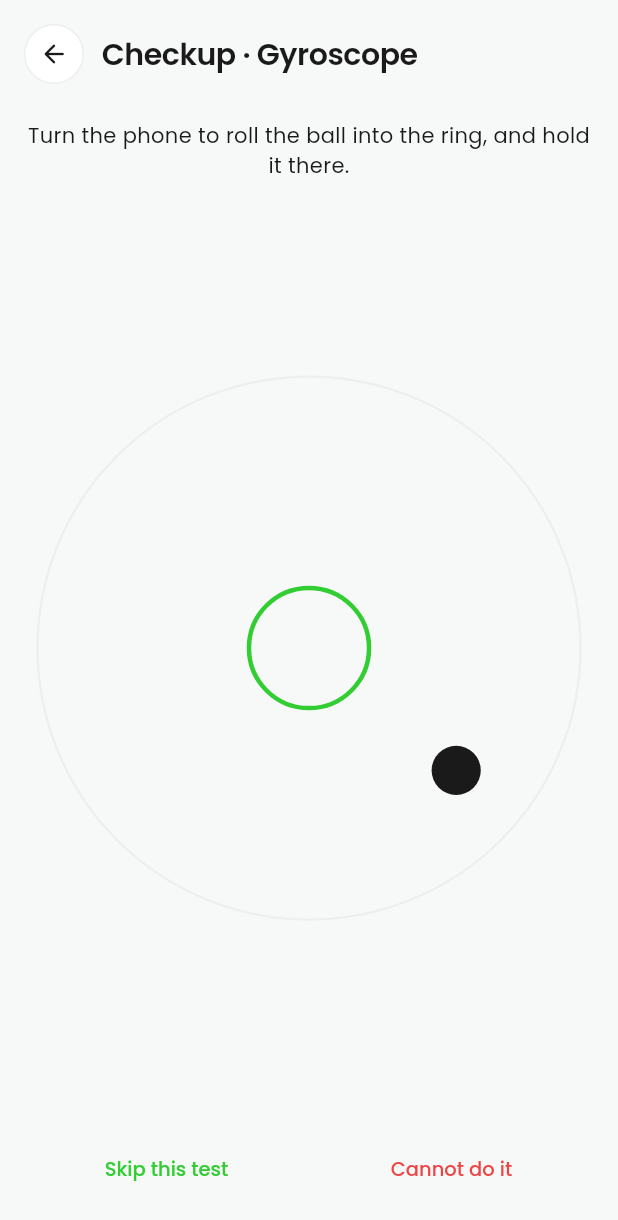
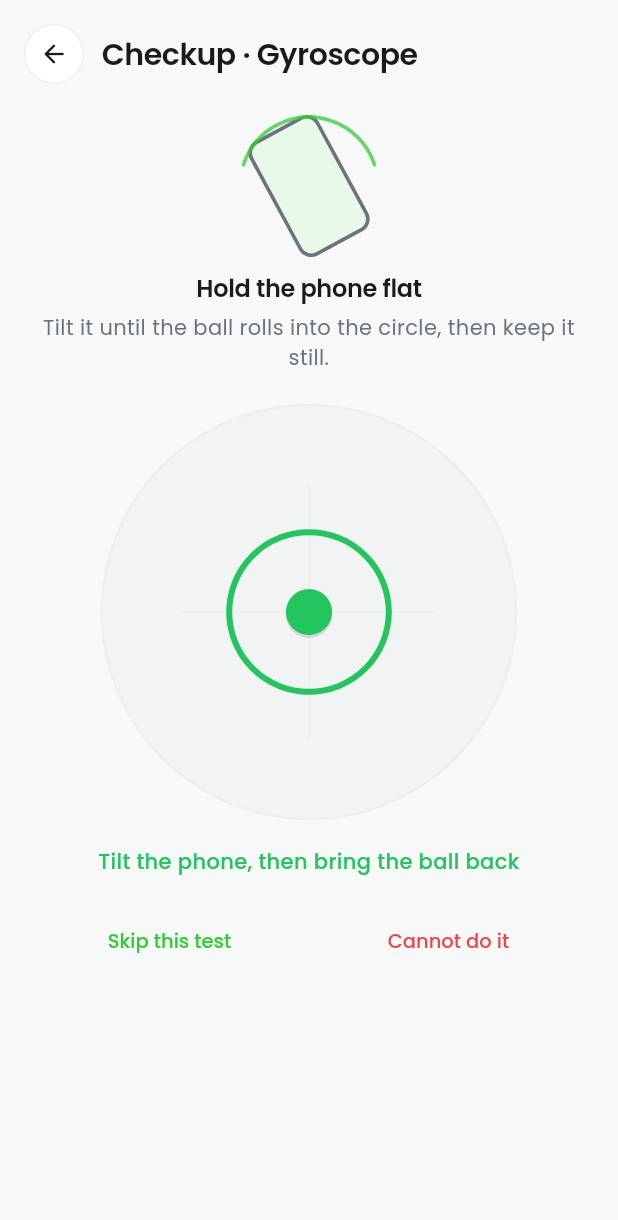
Before and after one commit to Pugazhendii22/french_mobiles, a Flutter app: the GyroscopeTestPage widget shown alone on an empty page, opened directly, on a phone screen of 412 x 824 dp. Shown: the top 1220 px of the screen. Run offline on Flutter 3.47's test engine with Material 3 defaults, Android fonts, the phone set to English and light mode, and no system bars; our stand-ins replace audioplayers, cached_network_image, camera, cloud_firestore, connectivity_plus, firebase_auth and 17 more; missing offline and left inert: camera_platform_interface, proximity_sensor, record, wifi_scan; accounts and stored records are empty; network calls fail.

Commit message:
Rebuild the gyroscope test as a spirit level
"It's not user friendly" was right, and the cause was a decision I made for
the wrong reason. The ball moved by integrating the gyroscope's rotation
rate, which is the purest way to prove that sensor works and a miserable way
to play: nobody's instinct for "get the ball in the hole" is "rotate at a
rate to accelerate it", and an integrated value drifts, so the ball crept and
fought the hand holding it.

It is now a spirit level. The ball follows tilt -- the interaction everyone
already knows from every marble maze -- and the gyroscope is checked
alongside it rather than through it: a phone cannot be tilted without
rotating, so a gyroscope that stayed silent while the ball was being moved is
broken, and says so in those words. Correctness kept, without making the
seller pay for it.

Also: a wordless demo animation, since the picture rather than the sentence
is what reaches somebody who does not read English and every other test in
the flow leads with one; a line that changes as they get closer, so the
screen answers them; a target that fills as it is held; crosshairs, so
"level" reads as a place rather than a guess.

And the auto-pass is closed properly this time. The ball's position starts at
(0,0) because that is what a position is before any reading arrives -- and
(0,0) is the middle of the target, so a phone lying flat, or one with no
sensors, sat in the ring from the first frame and passed itself 900ms later.
The hold now counts only once a reading has arrived AND the ball has been
outside, which costs a real seller nothing and costs a phone on a table the
pass it had not earned.

The test that should have caught it was checking after 300 frames, by which
point a passing page had shown its verdict and popped, leaving nothing to
find -- so it went green on the very bug it was written for. It now asserts
on every frame, and was verified by removing the guard: it fails at frame 56,
where the auto-pass happens.

Co-Authored-By: Claude Opus 5 <noreply@anthropic.com>

```diff
--- a/lib/screens/checkup/gyroscope_test_page.dart
+++ b/lib/screens/checkup/gyroscope_test_page.dart
@@ -2,48 +2,41 @@ import 'dart:async';
 import 'dart:math' as math;
 
 import 'package:flutter/material.dart';
-import 'package:flutter/scheduler.dart';
 import 'package:sensors_plus/sensors_plus.dart';
 
 import '../../models/checkup_result.dart';
 import '../../shared/theme/app_colors.dart';
 import '../../shared/theme/app_text_styles.dart';
+import 'checkup_demo.dart';
 import 'checkup_test_shell.dart';
 
 /// Test 9 — Gyroscope.
 ///
-/// A ball the seller steers into a ring by turning the phone.
+/// A spirit level: tilt the phone flat and the ball settles into the ring.
 ///
-/// The previous version passed the moment it saw any rotation at all, which a
-/// phone picked up off a table produces — so it confirmed almost nothing, and
-/// a partly broken sensor sailed through. This cannot be passed by accident:
-/// reaching the ring needs controlled movement on **both** axes, held steady,
-/// which a sensor that is dead, stuck on one axis, or wildly noisy cannot
-/// deliver.
+/// This went through two worse designs. The first passed on any rotation at
+/// all, which picking the phone up off a table produces. The second moved the
+/// ball by *integrating* the gyroscope's rotation rate — technically the purest
+/// way to prove that sensor works, and horrible to use: nobody's instinct for
+/// "get the ball in the hole" is "rotate at a rate to accelerate it", and an
+/// integrated value drifts, so the ball crept and fought the hand holding it.
 ///
-/// The ball is driven by the gyroscope itself rather than by tilt. That
-/// distinction matters: tilt comes from the accelerometer, so a tilt-driven
-/// game would happily pass a handset whose gyroscope is broken. Here, no
-/// gyroscope means no movement, and no movement means no pass.
-/// How close to the centre counts as being in the ring, 0 to 1.
+/// So the ball follows **tilt**, which is the interaction everybody already
+/// knows from every marble maze ever made, and the gyroscope is checked
+/// alongside it rather than through it: a phone cannot be tilted without
+/// rotating, so a gyroscope that stayed silent while the ball was being moved
+/// is broken. See [_gyroSilentWhileMoving], which is what stops a dead
+/// gyroscope being passed by a game it took no part in.
+
+/// How close to the middle counts as in the ring, 0 to 1.
+const double kGyroRingRadius = 0.2;
+
+/// Tilt, in m/s² across an axis, that puts the ball at the rim.
 ///
-/// Shared by the physics and the painter so the hit test and the drawn target
-/// can never disagree — a ring you are inside but which does not look like it
-/// is the kind of thing people give up on.
-const double kGyroRingRadius = 0.18;
-
-/// Where the ball starts: a random direction, out near the edge.
-///
-/// Extracted so it can be asserted directly. The first version of this test
-/// spawned the ball at the centre of the target and passed itself a second
-/// later without the phone being touched, and a timing-based test does not
-/// reliably catch that — a single large pump skips the physics entirely.
-@visibleForTesting
-({double x, double y}) initialBallPosition([math.Random? random]) {
-  final angle = (random ?? math.Random()).nextDouble() * 2 * math.pi;
-  const distance = 0.78;
-  return (x: math.cos(angle) * distance, y: math.sin(angle) * distance);
-}
+/// About 40° — a natural reading angle — so simply holding the phone the way
+/// people hold phones leaves the ball well outside the ring, and levelling it
+/// is a deliberate act rather than something that happens by accident.
+const double _tiltRange = 6.3;
 
 class GyroscopeTestPage extends StatefulWidget {
   const GyroscopeTestPage({super.key});
@@ -52,162 +45,196 @@ class GyroscopeTestPage extends StatefulWidget {
   State<GyroscopeTestPage> createState() => _GyroscopeTestPageState();
 }
 
-class _GyroscopeTestPageState extends State<GyroscopeTestPage>
-    with SingleTickerProviderStateMixin {
-  /// How long the ball must stay inside the ring.
+class _GyroscopeTestPageState extends State<GyroscopeTestPage> {
+  /// How long the ball has to stay in the ring.
+  static const _holdFor = Duration(milliseconds: 900);
+
+  /// How much of each new reading to take, 0 to 1.
   ///
-  /// Long enough that passing through by chance does not count, short enough
-  /// not to be a test of patience while somebody stands in a shop.
-  static const _holdFor = Duration(milliseconds: 1200);
+  /// Accelerometers are noisy and an unsmoothed ball jitters too much to aim.
+  /// Low enough to be steady, high enough not to lag behind the hand.
+  static const _smoothing = 0.18;
 
-  /// Radians of rotation to cross the play area, roughly a quarter turn.
-  static const _travel = 1.6;
+  /// Rotation, rad/s, above which the gyroscope counts as reporting.
+  static const _gyroFloor = 0.12;
 
-  /// Rotation slower than this is treated as noise, in rad/s.
-  ///
-  /// Every gyroscope reports a small non-zero rate when perfectly still, and
-  /// integrating that bias makes the ball creep on its own. A deadzone is the
-  /// right tool for it — the obvious alternative, decaying the *position*
-  /// toward zero, quietly pulls the ball into the target and hands out a pass
-  /// to a phone sitting on a table.
-  static const _noiseFloor = 0.04;
+  StreamSubscription<AccelerometerEvent>? _tilt;
+  StreamSubscription<GyroscopeEvent>? _gyro;
+  Timer? _clock;
+  Timer? _silence;
 
-  StreamSubscription<GyroscopeEvent>? _subscription;
-  Ticker? _ticker;
-  Duration _lastTick = Duration.zero;
-
-  /// Current rotation rate, rad/s, straight from the sensor.
-  double _rateX = 0;
-  double _rateY = 0;
-
-  /// Ball position, -1 to 1 on each axis, 0 being the centre of the ring.
-  ///
-  /// Never starts at the centre. It did once, which meant the ball spawned
-  /// already inside the target and the test passed itself a second later
-  /// without anyone touching the phone — the thing it exists to prove never
-  /// happened.
+  /// Ball position, -1 to 1 on each axis, 0 being the middle of the ring.
   double _x = 0;
   double _y = 0;
+  double? _lastX;
+  double? _lastY;
 
-  /// How long the ball has been inside the ring.
   Duration _inside = Duration.zero;
 
-  bool _sawAnyReading = false;
+  bool _sawTilt = false;
   bool _sensorMissing = false;
-  Timer? _silenceTimer;
+
+  /// Whether the ball has been seen outside the ring.
+  ///
+  /// The guard that stops this test passing itself, twice over now. The ball
+  /// begins at (0,0) because that is what a position starts as before any
+  /// reading arrives — and (0,0) is the middle of the target. So a phone lying
+  /// flat on a counter, or one with no sensors at all, sat in the ring from the
+  /// first frame and passed 900ms later untouched.
+  ///
+  /// Requiring the ball to have been out first costs a real seller nothing:
+  /// they are holding the phone at a reading angle, so it starts outside
+  /// anyway. It costs a phone on a table the pass it had not earned.
+  bool _hasBeenOutside = false;
+
+  /// Readings taken while the phone was demonstrably being moved, and how many
+  /// of those the gyroscope also noticed.
+  int _movingSamples = 0;
+  int _gyroActiveSamples = 0;
+
   CheckupResult? _result;
-
-  /// Drops the ball somewhere out near the edge, in a random direction.
-  ///
-  /// Random so it cannot be learned as one fixed motion, and out near the edge
-  /// so reaching the ring always takes real steering on both axes.
-  void _placeBall() {
-    final start = initialBallPosition();
-    _x = start.x;
-    _y = start.y;
-  }
 
   @override
   void initState() {
     super.initState();
-    _placeBall();
     _listen();
-    _ticker = Ticker(_onTick)..start();
 
-    // A phone with no gyroscope produces no events and no error either — the
-    // stream simply stays quiet. Without this the page would wait for ever
-    // looking like it was working.
-    _silenceTimer = Timer(const Duration(seconds: 3), () {
-      if (!mounted || _sawAnyReading || _result != null) return;
+    // Neither stream errors on a handset that simply lacks the sensor — they
+    // stay quiet — so silence needs a deadline of its own.
+    _silence = Timer(const Duration(seconds: 4), () {
+      if (!mounted || _sawTilt || _result != null) return;
       setState(() => _sensorMissing = true);
     });
   }
 
   @override
   void dispose() {
-    _silenceTimer?.cancel();
-    _ticker?.dispose();
-    _subscription?.cancel();
+    _silence?.cancel();
+    _clock?.cancel();
+    _tilt?.cancel();
+    _gyro?.cancel();
     super.dispose();
   }
 
   void _listen() {
     try {
-      _subscription = gyroscopeEventStream(
+      _tilt = accelerometerEventStream(
         samplingPeriod: SensorInterval.gameInterval,
-      ).listen(
-        (event) {
-          if (!mounted || _result != null) return;
-          _sawAnyReading = true;
-          // Turning the phone about its X axis moves the ball up and down;
-          // about its Y axis, left and right. Signs chosen so the ball follows
-          // the direction of the turn rather than opposing it.
-          _rateX = event.y;
-          _rateY = event.x;
-        },
-        onError: (Object e) {
-          if (!mounted || _result != null) return;
-          _finish(CheckupStatus.fail, 'The gyroscope reported an error: $e');
-        },
-        cancelOnError: true,
-      );
+      ).listen(_onTilt, onError: (Object e) {
+        _finish(CheckupStatus.fail, 'The motion sensor reported an error: $e');
+      });
+
+      _gyro = gyroscopeEventStream(
+        samplingPeriod: SensorInterval.gameInterval,
+      ).listen((event) {
+        if (math.max(event.x.abs(), event.y.abs()) > _gyroFloor) {
+          _gyroActiveSamples++;
+        }
+      }, onError: (Object _) {
+        // Deliberately not surfaced here. A gyroscope that errors and one that
+        // says nothing are the same outcome, and the verdict below explains it
+        // in words a seller can act on.
+      });
+
+      // The hold runs on its own clock rather than being counted inside sensor
+      // callbacks, whose rate varies by handset — otherwise a phone reporting
+      // twice as often would need half as long.
+      _clock = Timer.periodic(const Duration(milliseconds: 50), _onTick);
     } catch (e) {
-      _finish(CheckupStatus.fail, 'Could not open the gyroscope: $e');
+      _finish(CheckupStatus.fail, 'Could not open the motion sensors: $e');
     }
   }
 
-  void _onTick(Duration elapsed) {
-    if (_result != null) return;
-    final dt = _lastTick == Duration.zero
-        ? 1 / 60
-        : (elapsed - _lastTick).inMicroseconds / 1e6;
-    _lastTick = elapsed;
-    // A frame that arrives after the app was backgrounded carries a huge dt,
-    // which would fling the ball off the board.
-    if (dt <= 0 || dt > 0.1) return;
+  void _onTilt(AccelerometerEvent event) {
+    if (!mounted || _result != null) return;
+    _sawTilt = true;
 
-    // Nothing here may move the ball on its own: every term is driven by a
-    // reading above the noise floor, so a still phone leaves it exactly where
-    // it is.
-    final rateX = _rateX.abs() < _noiseFloor ? 0.0 : _rateX;
-    final rateY = _rateY.abs() < _noiseFloor ? 0.0 : _rateY;
+    // Gravity across the screen's axes. Held flat both are near zero and the
+    // ball rests in the middle; tilt either way and it rolls, exactly like a
+    // marble on a tray.
+    final targetX = (-event.x / _tiltRange).clamp(-1.0, 1.0);
+    final targetY = (event.y / _tiltRange).clamp(-1.0, 1.0);
+
+    final moved = math.max(
+      (targetX - (_lastX ?? targetX)).abs(),
+      (targetY - (_lastY ?? targetY)).abs(),
+    );
+    if (moved > 0.004) _movingSamples++;
+    _lastX = targetX;
+    _lastY = targetY;
 
     setState(() {
-      _x = (_x + rateY * dt / _travel).clamp(-1.0, 1.0);
-      _y = (_y + rateX * dt / _travel).clamp(-1.0, 1.0);
+      _x += (targetX - _x) * _smoothing;
+      _y += (targetY - _y) * _smoothing;
+    });
+  }
 
-      if (math.sqrt(_x * _x + _y * _y) < kGyroRingRadius) {
-        _inside += Duration(microseconds: (dt * 1e6).round());
-        if (_inside >= _holdFor) {
+  void _onTick(Timer _) {
+    if (!mounted || _result != null) return;
+
+    final inside = math.sqrt(_x * _x + _y * _y) < kGyroRingRadius;
+
+    if (!inside) {
+      if (!_hasBeenOutside) _hasBeenOutside = true;
+      if (_inside != Duration.zero) setState(() => _inside = Duration.zero);
+      return;
+    }
+
+    // Nothing counts until the sensor has actually reported and the ball has
+    // been steered in from outside.
+    if (!_sawTilt || !_hasBeenOutside) return;
+
+    setState(() => _inside += const Duration(milliseconds: 50));
+    if (_inside >= _holdFor) _judge();
+  }
+
+  /// Whether the phone moved plenty while the gyroscope said nothing.
+  ///
+  /// The distinction the whole test rests on. Tilt comes from the
+  /// accelerometer, so the ball reaching the ring proves only that *a* motion
+  /// sensor works. A phone cannot be tilted without rotating, so a gyroscope
+  /// silent throughout is broken.
+  bool get _gyroSilentWhileMoving =>
+      _movingSamples > 25 && _gyroActiveSamples < _movingSamples ~/ 8;
+
+  void _judge() {
+    if (_gyroSilentWhileMoving) {
+      _finish(
+        CheckupStatus.fail,
+        'The ball could be steered, but the gyroscope reported no rotation '
+        'while the phone was moving. The tilt sensor works; the gyroscope '
+        'does not.',
+      );
+      return;
+    }
     _finish(
       CheckupStatus.pass,
-            'The ball was steered into the ring and held there, so rotation '
-            'is being reported on both axes.',
+      'The ball was steered into the ring and held there, and the gyroscope '
+      'reported rotation throughout.',
     );
-        }
-      } else {
-        _inside = Duration.zero;
-      }
-    });
   }
 
   void _finish(CheckupStatus status, String detail) {
     if (_result != null) return;
-    _subscription?.cancel();
-    _ticker?.stop();
+    _clock?.cancel();
+    _silence?.cancel();
+    _tilt?.cancel();
+    _gyro?.cancel();
+
     final result = CheckupResult(
       key: 'gyroscope',
       title: 'Gyroscope',
       status: status,
       detail: detail,
     );
+    if (!mounted) return;
     setState(() => _result = result);
 
     if (status == CheckupStatus.skipped) {
       Navigator.of(context).pop(result);
       return;
     }
-    Timer(const Duration(milliseconds: 1500), () {
+    Timer(const Duration(milliseconds: 1600), () {
       if (mounted) Navigator.of(context).pop(result);
     });
   }
@@ -221,71 +248,71 @@ class _GyroscopeTestPageState extends State<GyroscopeTestPage>
   }
 
   Widget _game() {
+    final distance = math.sqrt(_x * _x + _y * _y);
+    final inside = distance < kGyroRingRadius;
     final progress =
         (_inside.inMilliseconds / _holdFor.inMilliseconds).clamp(0.0, 1.0);
 
-    return Column(
+    return SingleChildScrollView(
+      padding: const EdgeInsets.fromLTRB(20, 4, 20, 24),
+      child: Column(
         children: [
-        Padding(
-          padding: const EdgeInsets.fromLTRB(16, 8, 16, 0),
-          child: Text(
-            _sensorMissing
-                ? 'This phone is not reporting any rotation.'
-                : 'Turn the phone to roll the ball into the ring, and hold it '
-                    'there.',
-            style: AppTextStyles.body,
+          // The picture, not the sentence, is what reaches a seller who does
+          // not read English. Every other test in the flow leads with one.
+          const CheckupDemo(kind: CheckupDemoKind.rotatePhone, height: 96),
+          const SizedBox(height: 8),
+          Text(
+            'Hold the phone flat',
+            style: AppTextStyles.h3,
             textAlign: TextAlign.center,
           ),
+          const SizedBox(height: 4),
+          Text(
+            'Tilt it until the ball rolls into the circle, then keep it still.',
+            style: AppTextStyles.body.copyWith(color: AppColors.textSecondary),
+            textAlign: TextAlign.center,
           ),
-        Expanded(
-          child: Padding(
-            padding: const EdgeInsets.all(24),
-            child: LayoutBuilder(
-              builder: (context, constraints) {
-                // Square, so a turn of the phone moves the ball the same
-                // distance whichever way it goes.
-                final side = math.min(
-                  constraints.maxWidth,
-                  constraints.maxHeight,
-                );
-                return Center(
+          const SizedBox(height: 20),
+          Center(
             child: SizedBox(
-                    width: side,
-                    height: side,
+              width: 280,
+              height: 280,
               child: CustomPaint(
-                      painter: _BoardPainter(
+                painter: _LevelPainter(
                   x: _x,
                   y: _y,
                   progress: progress,
+                  inside: inside,
                   dimmed: _sensorMissing,
                 ),
               ),
             ),
-                );
-              },
           ),
+          const SizedBox(height: 16),
+          // One short line that changes as they get closer, so the screen is
+          // answering them rather than just sitting there.
+          Text(
+            _sensorMissing
+                ? 'This phone is not reporting any movement.'
+                : inside && !_hasBeenOutside
+                    ? 'Tilt the phone, then bring the ball back'
+                    : inside
+                        ? 'Hold it there…'
+                        : distance > 0.6
+                            ? 'Keep going — level the phone out'
+                            : 'Almost — a little flatter',
+            style: AppTextStyles.bodyMedium.copyWith(
+              color: inside ? AppColors.success : AppColors.textSecondary,
             ),
-        ),
-        Padding(
-          padding: const EdgeInsets.fromLTRB(16, 0, 16, 20),
-          child: Column(
-            children: [
-              if (_sensorMissing)
-                Text(
-                  'Nothing has come from the gyroscope for a few seconds. On '
-                  'most phones that means it is missing or faulty.',
-                  style: AppTextStyles.caption,
             textAlign: TextAlign.center,
           ),
-              const SizedBox(height: 12),
+          const SizedBox(height: 20),
           Row(
             children: [
               Expanded(
                 child: TextButton(
-                      onPressed: () => _finish(
-                        CheckupStatus.skipped,
-                        'Skipped by user',
-                      ),
+                  onPressed: () =>
+                      _finish(CheckupStatus.skipped, 'Skipped by user'),
                   child: const Text('Skip this test'),
                 ),
               ),
@@ -295,9 +322,7 @@ class _GyroscopeTestPageState extends State<GyroscopeTestPage>
                     CheckupStatus.fail,
                     'The ball could not be steered into the ring',
                   ),
-                      style: TextButton.styleFrom(
-                        foregroundColor: AppColors.error,
-                      ),
+                  style: TextButton.styleFrom(foregroundColor: AppColors.error),
                   child: const Text('Cannot do it'),
                 ),
               ),
@@ -305,14 +330,14 @@ class _GyroscopeTestPageState extends State<GyroscopeTestPage>
           ),
         ],
       ),
-        ),
-      ],
     );
   }
 
   Widget _verdict() {
     final passed = _result!.status == CheckupStatus.pass;
     return Center(
+      child: Padding(
+        padding: const EdgeInsets.symmetric(horizontal: 32),
         child: Column(
           mainAxisSize: MainAxisSize.min,
           children: [
@@ -329,101 +354,130 @@ class _GyroscopeTestPageState extends State<GyroscopeTestPage>
               ),
             ),
             const SizedBox(height: 8),
-          Padding(
-            padding: const EdgeInsets.symmetric(horizontal: 32),
-            child: Text(
+            Text(
               _result!.detail ?? '',
               style: AppTextStyles.caption,
               textAlign: TextAlign.center,
             ),
+          ],
         ),
-        ],
       ),
     );
   }
 }
 
-/// The play area: a target ring, and the ball being steered into it.
-class _BoardPainter extends CustomPainter {
-  const _BoardPainter({
+/// The tray, the target, and the ball resting on it.
+class _LevelPainter extends CustomPainter {
+  const _LevelPainter({
     required this.x,
     required this.y,
     required this.progress,
+    required this.inside,
     required this.dimmed,
   });
 
-  /// Ball position, -1 to 1 on each axis.
   final double x;
   final double y;
-
-  /// How much of the hold has been completed, 0 to 1.
   final double progress;
-
-  /// True when no sensor readings are arriving.
+  final bool inside;
   final bool dimmed;
 
   @override
   void paint(Canvas canvas, Size size) {
     final centre = Offset(size.width / 2, size.height / 2);
     final half = size.width / 2;
-    final ringRadius = half * 0.22;
-    final ballRadius = half * 0.09;
-    // Kept inside the board however far the ball is pushed.
-    final reach = half - ballRadius - 2;
+    final ring = half * kGyroRingRadius * 1.9;
+    final ball = half * 0.11;
+    final reach = half - ball - 3;
 
     canvas.drawCircle(
+        centre, half - 2, Paint()..color = AppColors.surfaceMuted);
+    canvas.drawCircle(
       centre,
-      half - 1,
+      half - 2,
       Paint()
         ..style = PaintingStyle.stroke
         ..strokeWidth = 1.5
         ..color = AppColors.border,
     );
 
-    final inside = math.sqrt(x * x + y * y) < kGyroRingRadius;
-    final ringColour = dimmed
+    // Crosshairs, so "level" reads as a place rather than a guess.
+    final guide = Paint()
+      ..strokeWidth = 1
+      ..color = AppColors.border;
+    canvas.drawLine(
+      Offset(centre.dx - ring * 1.6, centre.dy),
+      Offset(centre.dx + ring * 1.6, centre.dy),
+      guide,
+    );
+    canvas.drawLine(
+      Offset(centre.dx, centre.dy - ring * 1.6),
+      Offset(centre.dx, centre.dy + ring * 1.6),
+      guide,
+    );
+
+    final accent = dimmed
         ? AppColors.textTertiary
-        : inside
-            ? AppColors.success
-            : AppColors.primary;
+        : (inside ? AppColors.success : AppColors.primary);
 
+    // The target fills in as it is held, which reads at a glance where a
+    // number counting down does not.
+    if (progress > 0) {
       canvas.drawCircle(
         centre,
-      ringRadius,
+        ring,
+        Paint()
+          ..color = AppColors.success.withValues(
+            alpha: 0.12 + progress * 0.25,
+          ),
+      );
+    }
+    canvas.drawCircle(
+      centre,
+      ring,
       Paint()
         ..style = PaintingStyle.stroke
-        ..strokeWidth = 3
-        ..color = ringColour,
+        ..strokeWidth = inside ? 4 : 2.5
+        ..color = accent,
     );
 
-    // The hold, drawn as an arc closing around the ring — the seller can see
-    // how much longer to keep still rather than guessing.
     if (progress > 0) {
       canvas.drawArc(
-        Rect.fromCircle(center: centre, radius: ringRadius + 8),
+        Rect.fromCircle(center: centre, radius: ring + 10),
         -math.pi / 2,
         2 * math.pi * progress,
         false,
         Paint()
           ..style = PaintingStyle.stroke
-          ..strokeWidth = 4
+          ..strokeWidth = 5
           ..strokeCap = StrokeCap.round
           ..color = AppColors.success,
       );
     }
 
-    final ball = centre + Offset(x * reach, y * reach);
+    // A shadow, so the ball reads as resting on the tray rather than drawn on
+    // top of it.
+    final at = centre + Offset(x * reach, y * reach);
     canvas.drawCircle(
+      at + const Offset(0, 2),
       ball,
-      ballRadius,
-      Paint()..color = dimmed ? AppColors.textTertiary : AppColors.textPrimary,
+      Paint()..color = Colors.black.withValues(alpha: 0.12),
+    );
+    canvas.drawCircle(
+      at,
+      ball,
+      Paint()
+        ..color = dimmed
+            ? AppColors.textTertiary
+            : (inside ? AppColors.success : AppColors.textPrimary),
     );
   }
 
   @override
-  bool shouldRepaint(_BoardPainter old) =>
+  bool shouldRepaint(_LevelPainter old) =>
       old.x != x ||
       old.y != y ||
       old.progress != progress ||
+      old.inside != inside ||
       old.dimmed != dimmed;
 }
```
Also changed, not shown: 2 other files. Lines whose indentation alone changed are shown as unchanged.
